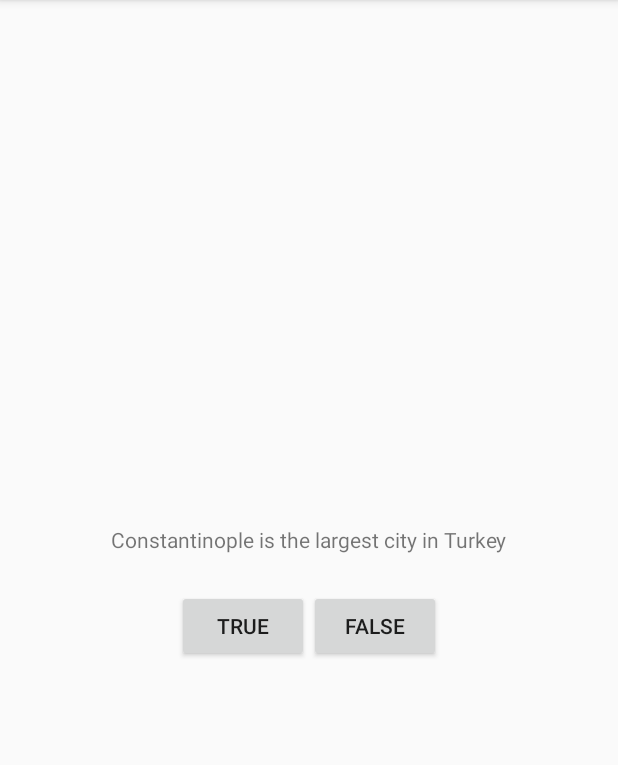
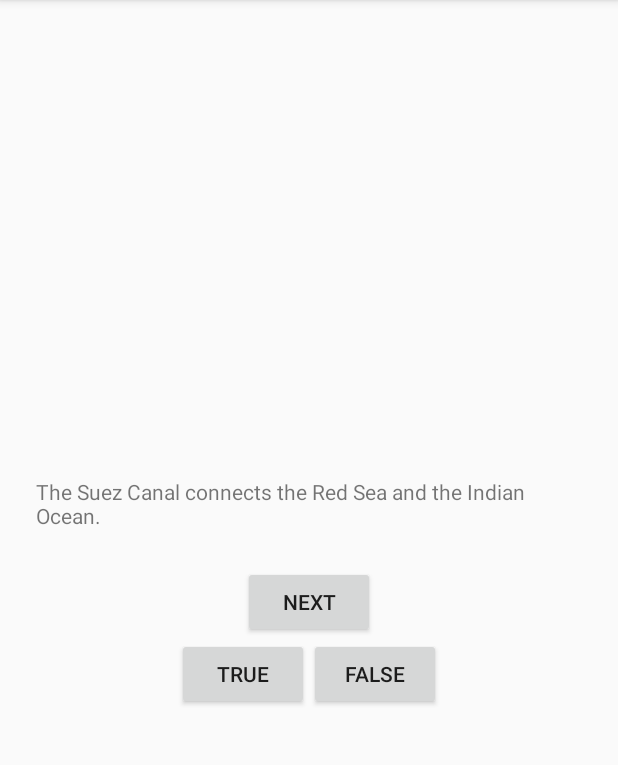
Before and after one commit to cesiztel/android-developer-roadmap, an Android app: the screen it shows after launch (QuizActivity), after a tap on "FALSE", on a phone screen of 412 x 824 dp, the part 84-849 px from its top. Run offline under Robolectric (Android 15) with nearby library versions, the phone set to English and light mode, and no system bars; 2 other taps on this screen came first.

Commit message:
feat: add dynamic questions and responses to the project

```diff
--- /dev/null
+++ b/the-big-nerd-ranch-guide-book/GeoQuiz/app/src/main/java/com/cesiztel/geoquiz/Question.java
@@ -0,0 +1,28 @@
+package com.cesiztel.geoquiz;
+
+public class Question {
+
+    private int mTextResId;
+    private boolean mAnswerTrue;
+
+    public Question(int textResId, boolean answerTrue) {
+        mTextResId = textResId;
+        mAnswerTrue = answerTrue;
+    }
+
+    public int getTextResId() {
+        return mTextResId;
+    }
+
+    public void setTextResId(int textResId) {
+        mTextResId = textResId;
+    }
+
+    public boolean isAnswerTrue() {
+        return mAnswerTrue;
+    }
+
+    public void setAnswerTrue(boolean answerTrue) {
+        mAnswerTrue = answerTrue;
+    }
+}
--- a/the-big-nerd-ranch-guide-book/GeoQuiz/app/src/main/java/com/cesiztel/geoquiz/QuizActivity.java
+++ b/the-big-nerd-ranch-guide-book/GeoQuiz/app/src/main/java/com/cesiztel/geoquiz/QuizActivity.java
@@ -4,26 +4,39 @@
 import android.os.Bundle;
 import android.view.View;
 import android.widget.Button;
+import android.widget.TextView;
 import android.widget.Toast;
 
 public class QuizActivity extends AppCompatActivity {
 
     private Button mTrueButton;
     private Button mFalseButton;
+    private Button mNextButton;
+    private TextView mQuestionTextView;
+
+    private Question[] mQuestionBank = new Question[] {
+            new Question(R.string.question_oceans, true),
+            new Question(R.string.question_mideast, false),
+            new Question(R.string.question_africa, false),
+            new Question(R.string.question_americans, true),
+            new Question(R.string.question_asia, true)
+    };
+
+    private int mCurrentIndex = 0;
 
     @Override
     protected void onCreate(Bundle savedInstanceState) {
         super.onCreate(savedInstanceState);
         setContentView(R.layout.activity_quiz);
 
+        mQuestionTextView = findViewById(R.id.question_text_view);
+        updateQuestion();
+
         mTrueButton = findViewById(R.id.true_button);
         mTrueButton.setOnClickListener(new View.OnClickListener() {
             @Override
             public void onClick(View view) {
-                Toast.makeText(QuizActivity.this,
-                        R.string.incorrect_toast,
-                        Toast.LENGTH_SHORT)
-                .show();
+                checkAnswer(true);
             }
         });
 
@@ -31,11 +44,37 @@
         mFalseButton.setOnClickListener(new View.OnClickListener() {
             @Override
             public void onClick(View view) {
-                Toast.makeText(QuizActivity.this,
-                        R.string.correct_toast,
-                        Toast.LENGTH_SHORT)
-                .show();
+                checkAnswer(false);
+            }
+        });
+
+        mNextButton = findViewById(R.id.next_button);
+        mNextButton.setOnClickListener(new View.OnClickListener() {
+            @Override
+            public void onClick(View view) {
+                mCurrentIndex = (mCurrentIndex + 1) % mQuestionBank.length;
+                updateQuestion();
             }
         });
     }
+
+    private void updateQuestion() {
+        int question = mQuestionBank[mCurrentIndex].getTextResId();
+        mQuestionTextView.setText(question);
+    }
+
+    private void checkAnswer(boolean userPressedTrue) {
+        boolean answerIsTrue = mQuestionBank[mCurrentIndex].isAnswerTrue();
+
+        int messageResId = 0;
+
+        if (userPressedTrue == answerIsTrue) {
+            messageResId = R.string.correct_toast;
+        } else {
+            messageResId = R.string.incorrect_toast;
+        }
+
+        Toast.makeText(QuizActivity.this, messageResId, Toast.LENGTH_SHORT)
+                .show();
+    }
 }
--- a/the-big-nerd-ranch-guide-book/GeoQuiz/app/src/main/res/layout/activity_quiz.xml
+++ b/the-big-nerd-ranch-guide-book/GeoQuiz/app/src/main/res/layout/activity_quiz.xml
@@ -8,10 +8,17 @@
     tools:context=".QuizActivity">
 
     <TextView
+        android:id="@+id/question_text_view"
         android:layout_width="wrap_content"
         android:layout_height="wrap_content"
         android:padding="24dp"
-        android:text="@string/question_text" />
+        tools:text="@string/question_text" />
+
+    <Button
+        android:id="@+id/next_button"
+        android:layout_width="wrap_content"
+        android:layout_height="wrap_content"
+        android:text="@string/next_button"/>
 
     <LinearLayout
         android:layout_width="wrap_content"
--- a/the-big-nerd-ranch-guide-book/GeoQuiz/app/src/main/res/values/strings.xml
+++ b/the-big-nerd-ranch-guide-book/GeoQuiz/app/src/main/res/values/strings.xml
@@ -4,6 +4,12 @@
     <string name="question_text">Constantinople is the largest city in Turkey</string>
     <string name="true_button">True</string>
     <string name="false_button">False</string>
+    <string name="next_button">Next</string>
     <string name="correct_toast">Correct!</string>
     <string name="incorrect_toast">Incorrect!</string>
+    <string name="question_oceans">The Pacific Ocean is larger than the Atlantic Ocean.</string>
+    <string name="question_mideast">The Suez Canal connects the Red Sea and the Indian Ocean.</string>
+    <string name="question_africa">The source of the Nile Rive is in Egypt.</string>
+    <string name="question_americans">The Amazon River is the longest river in the Americas.</string>
+    <string name="question_asia">Lake Baikal is the world\'s oldest and deepest freshwater lake.</string>
 </resources>
```
